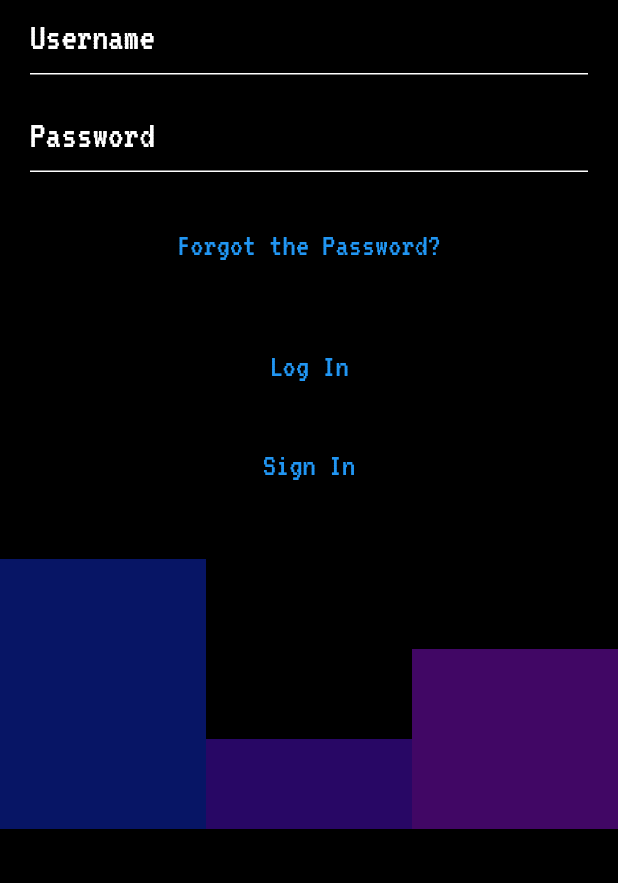
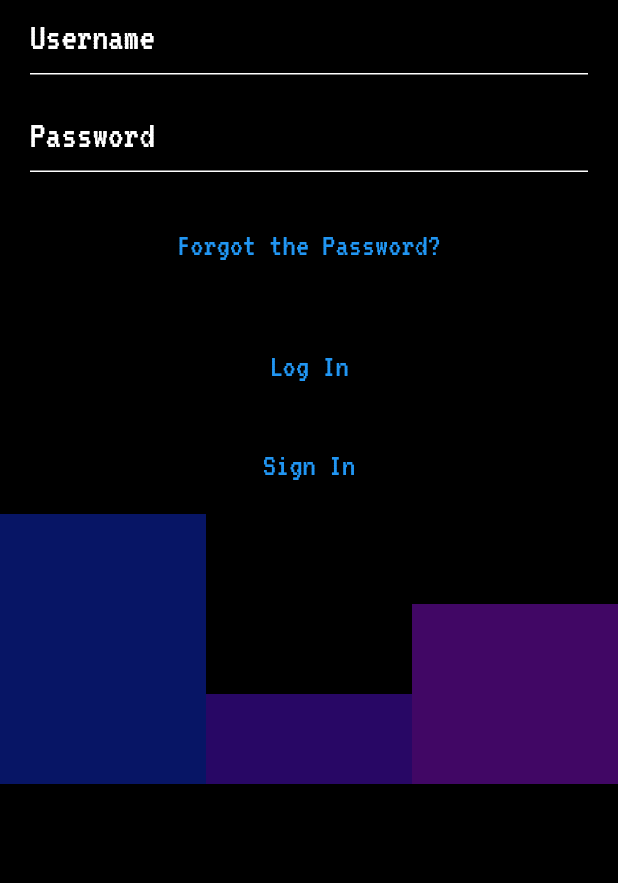
Before and after one commit to oguzhanzeybek/Dream_App, a Flutter app: the screen it shows after launch, on a phone screen of 412 x 824 dp, the part 353-1236 px from its top. Run offline on Flutter 3.47's test engine with Material 2 defaults, Android fonts, the phone set to English and light mode, and no system bars; our stand-ins replace cloud_firestore, firebase_core, google_fonts; missing offline and left inert: pixelarticons; accounts and stored records are empty.

Commit message:
miinor changes in note_editor, arange spaces in login page

```diff
--- a/Notebook_App/notebook_app/lib/screens/login_page.dart
+++ b/Notebook_App/notebook_app/lib/screens/login_page.dart
@@ -22,8 +22,8 @@ class _LoginPageState extends State<LoginPage> {
       backgroundColor: Colors.black,
       body: SingleChildScrollView(
         child: Column(
-          mainAxisAlignment: MainAxisAlignment.spaceBetween,
-          crossAxisAlignment: CrossAxisAlignment.start,
+          mainAxisAlignment: MainAxisAlignment.end,
+          crossAxisAlignment: CrossAxisAlignment.end,
           children: [
             Row(
               crossAxisAlignment: CrossAxisAlignment.start,
@@ -153,9 +153,6 @@ class _LoginPageState extends State<LoginPage> {
                 ],
               ),
             ),
-            SizedBox(
-              height: 30,
-            ),
             Row(
               crossAxisAlignment: CrossAxisAlignment.end,
               children: [
```
Also changed, not shown: Notebook_App/notebook_app/lib/screens/note_editor.dart (+4 -3 lines).
